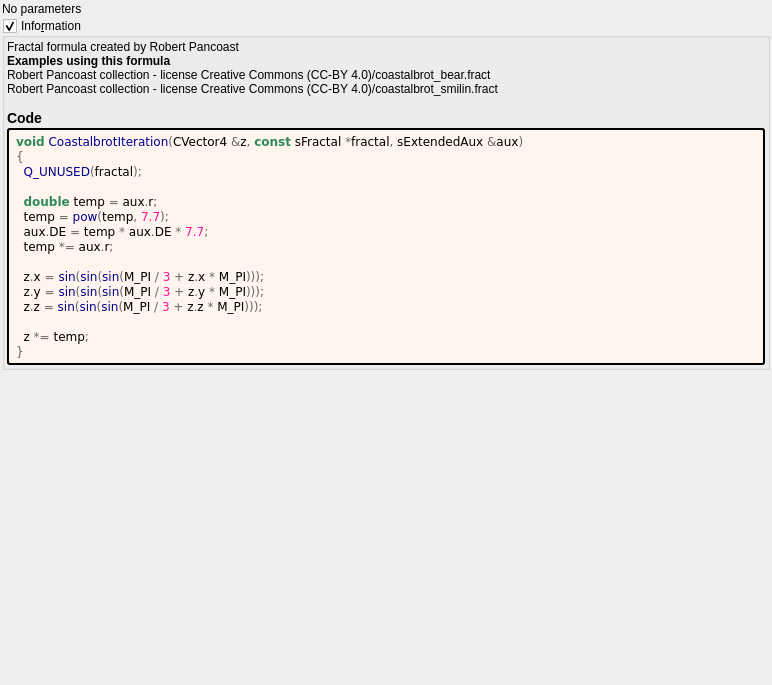
This is mandelbulber2/formula/ui/coastalbrot.ui in buddhi1980/mandelbulber2 as Qt 5 draws it before an edit. The edited form follows.
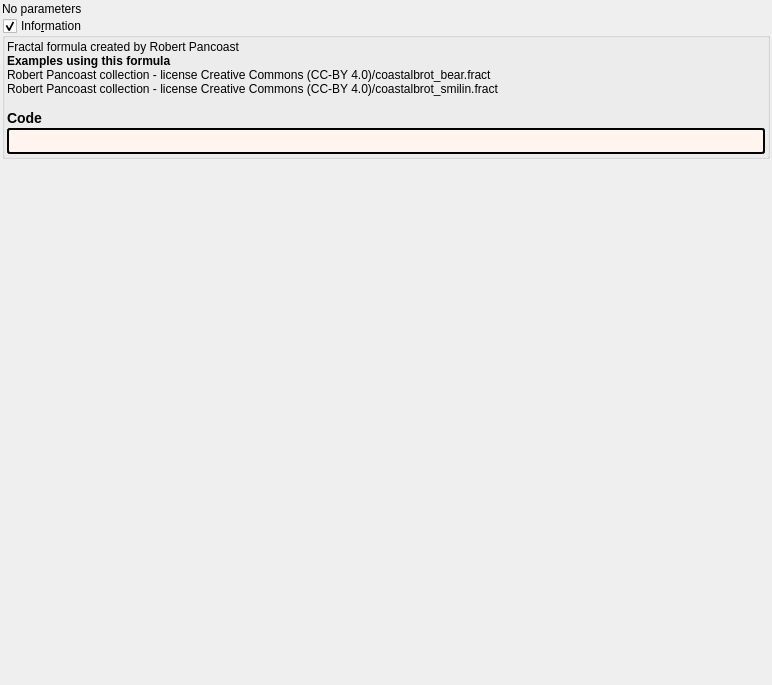
This is the edited form. Custom widgets are drawn as their Qt base class.

What changed in the file:
```diff
--- a/mandelbulber2/formula/ui/coastalbrot.ui
+++ b/mandelbulber2/formula/ui/coastalbrot.ui
@@ -87,24 +87,7 @@
          <string notr="true">border-style: outset; border-width: 2px; border-radius: 3px; border-color: black; background-color: #fff5ee; padding: 4px;</string>
         </property>
         <property name="text">
-         <string notr="true">&lt;body style=&quot;background-color:#fff5ee&quot;&gt;
-&lt;pre style=&quot;color:#000000; background-color:#fff5ee;  font-family:'Courier New',monospace;&quot;&gt;&lt;span style=&quot;color:#2e8b57; font-weight:bold&quot;&gt;void&lt;/span&gt; &lt;span style=&quot;color:#00008f&quot;&gt;CoastalbrotIteration&lt;/span&gt;&lt;span style=&quot;color:#676767&quot;&gt;(&lt;/span&gt;CVector4 &lt;span style=&quot;color:#676767&quot;&gt;&amp;amp;&lt;/span&gt;z&lt;span style=&quot;color:#676767&quot;&gt;,&lt;/span&gt; &lt;span style=&quot;color:#2e8b57; font-weight:bold&quot;&gt;const&lt;/span&gt; sFractal &lt;span style=&quot;color:#676767&quot;&gt;*&lt;/span&gt;fractal&lt;span style=&quot;color:#676767&quot;&gt;,&lt;/span&gt; sExtendedAux &lt;span style=&quot;color:#676767&quot;&gt;&amp;amp;&lt;/span&gt;aux&lt;span style=&quot;color:#676767&quot;&gt;)&lt;/span&gt;
-&lt;span style=&quot;color:#676767&quot;&gt;{&lt;/span&gt;
-  &lt;span style=&quot;color:#00008f&quot;&gt;Q_UNUSED&lt;/span&gt;&lt;span style=&quot;color:#676767&quot;&gt;(&lt;/span&gt;fractal&lt;span style=&quot;color:#676767&quot;&gt;);&lt;/span&gt;
-
-  &lt;span style=&quot;color:#2e8b57; font-weight:bold&quot;&gt;double&lt;/span&gt; temp &lt;span style=&quot;color:#676767&quot;&gt;=&lt;/span&gt; aux&lt;span style=&quot;color:#676767&quot;&gt;.&lt;/span&gt;r&lt;span style=&quot;color:#676767&quot;&gt;;&lt;/span&gt;
-  temp &lt;span style=&quot;color:#676767&quot;&gt;=&lt;/span&gt; &lt;span style=&quot;color:#00008f&quot;&gt;pow&lt;/span&gt;&lt;span style=&quot;color:#676767&quot;&gt;(&lt;/span&gt;temp&lt;span style=&quot;color:#676767&quot;&gt;,&lt;/span&gt; &lt;span style=&quot;color:#ff1493&quot;&gt;7.7&lt;/span&gt;&lt;span style=&quot;color:#676767&quot;&gt;);&lt;/span&gt;
-  aux&lt;span style=&quot;color:#676767&quot;&gt;.&lt;/span&gt;DE &lt;span style=&quot;color:#676767&quot;&gt;=&lt;/span&gt; temp &lt;span style=&quot;color:#676767&quot;&gt;*&lt;/span&gt; aux&lt;span style=&quot;color:#676767&quot;&gt;.&lt;/span&gt;DE &lt;span style=&quot;color:#676767&quot;&gt;*&lt;/span&gt; &lt;span style=&quot;color:#ff1493&quot;&gt;7.7&lt;/span&gt;&lt;span style=&quot;color:#676767&quot;&gt;;&lt;/span&gt;
-  temp &lt;span style=&quot;color:#676767&quot;&gt;*=&lt;/span&gt; aux&lt;span style=&quot;color:#676767&quot;&gt;.&lt;/span&gt;r&lt;span style=&quot;color:#676767&quot;&gt;;&lt;/span&gt;
-
-  z&lt;span style=&quot;color:#676767&quot;&gt;.&lt;/span&gt;x &lt;span style=&quot;color:#676767&quot;&gt;=&lt;/span&gt; &lt;span style=&quot;color:#00008f&quot;&gt;sin&lt;/span&gt;&lt;span style=&quot;color:#676767&quot;&gt;(&lt;/span&gt;&lt;span style=&quot;color:#00008f&quot;&gt;sin&lt;/span&gt;&lt;span style=&quot;color:#676767&quot;&gt;(&lt;/span&gt;&lt;span style=&quot;color:#00008f&quot;&gt;sin&lt;/span&gt;&lt;span style=&quot;color:#676767&quot;&gt;(&lt;/span&gt;M_PI &lt;span style=&quot;color:#676767&quot;&gt;/&lt;/span&gt; &lt;span style=&quot;color:#ff1493&quot;&gt;3&lt;/span&gt; &lt;span style=&quot;color:#676767&quot;&gt;+&lt;/span&gt; z&lt;span style=&quot;color:#676767&quot;&gt;.&lt;/span&gt;x &lt;span style=&quot;color:#676767&quot;&gt;*&lt;/span&gt; M_PI&lt;span style=&quot;color:#676767&quot;&gt;)));&lt;/span&gt;
-  z&lt;span style=&quot;color:#676767&quot;&gt;.&lt;/span&gt;y &lt;span style=&quot;color:#676767&quot;&gt;=&lt;/span&gt; &lt;span style=&quot;color:#00008f&quot;&gt;sin&lt;/span&gt;&lt;span style=&quot;color:#676767&quot;&gt;(&lt;/span&gt;&lt;span style=&quot;color:#00008f&quot;&gt;sin&lt;/span&gt;&lt;span style=&quot;color:#676767&quot;&gt;(&lt;/span&gt;&lt;span style=&quot;color:#00008f&quot;&gt;sin&lt;/span&gt;&lt;span style=&quot;color:#676767&quot;&gt;(&lt;/span&gt;M_PI &lt;span style=&quot;color:#676767&quot;&gt;/&lt;/span&gt; &lt;span style=&quot;color:#ff1493&quot;&gt;3&lt;/span&gt; &lt;span style=&quot;color:#676767&quot;&gt;+&lt;/span&gt; z&lt;span style=&quot;color:#676767&quot;&gt;.&lt;/span&gt;y &lt;span style=&quot;color:#676767&quot;&gt;*&lt;/span&gt; M_PI&lt;span style=&quot;color:#676767&quot;&gt;)));&lt;/span&gt;
-  z&lt;span style=&quot;color:#676767&quot;&gt;.&lt;/span&gt;z &lt;span style=&quot;color:#676767&quot;&gt;=&lt;/span&gt; &lt;span style=&quot;color:#00008f&quot;&gt;sin&lt;/span&gt;&lt;span style=&quot;color:#676767&quot;&gt;(&lt;/span&gt;&lt;span style=&quot;color:#00008f&quot;&gt;sin&lt;/span&gt;&lt;span style=&quot;color:#676767&quot;&gt;(&lt;/span&gt;&lt;span style=&quot;color:#00008f&quot;&gt;sin&lt;/span&gt;&lt;span style=&quot;color:#676767&quot;&gt;(&lt;/span&gt;M_PI &lt;span style=&quot;color:#676767&quot;&gt;/&lt;/span&gt; &lt;span style=&quot;color:#ff1493&quot;&gt;3&lt;/span&gt; &lt;span style=&quot;color:#676767&quot;&gt;+&lt;/span&gt; z&lt;span style=&quot;color:#676767&quot;&gt;.&lt;/span&gt;z &lt;span style=&quot;color:#676767&quot;&gt;*&lt;/span&gt; M_PI&lt;span style=&quot;color:#676767&quot;&gt;)));&lt;/span&gt;
-
-  z &lt;span style=&quot;color:#676767&quot;&gt;*=&lt;/span&gt; temp&lt;span style=&quot;color:#676767&quot;&gt;;&lt;/span&gt;
-&lt;span style=&quot;color:#676767&quot;&gt;}&lt;/span&gt;
-&lt;/pre&gt;
-&lt;/body&gt;</string>
+         <string notr="true"></string>
         </property>
         <property name="wordWrap">
          <bool>true</bool>
```
